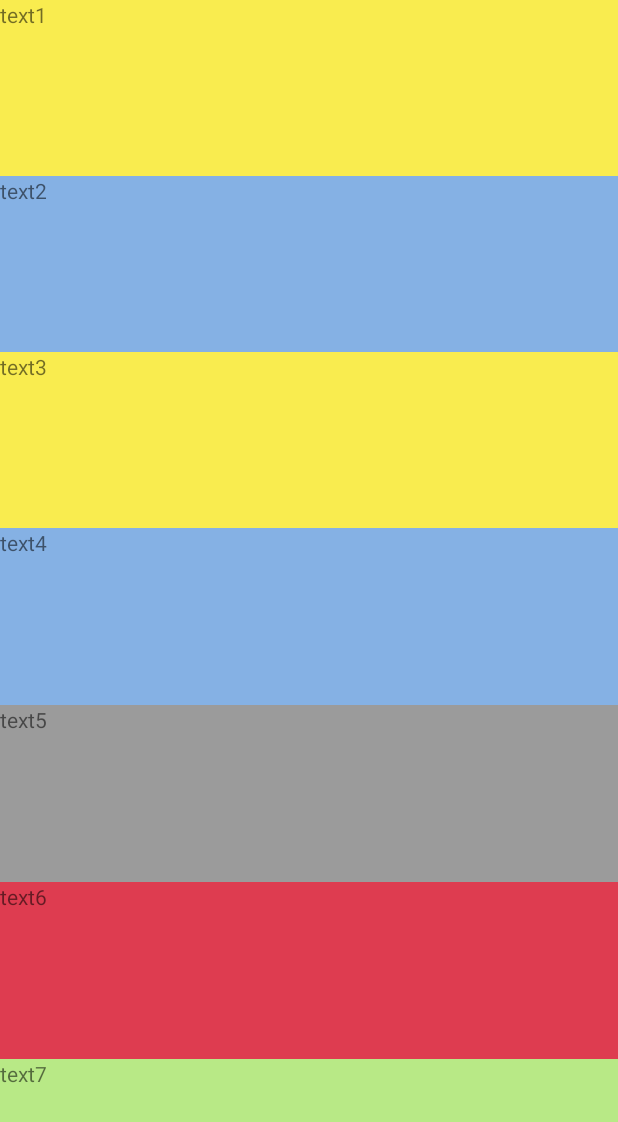
After one commit to Bbenforado/MoodTracker, an Android app: the HistoricActivity screen opened directly, with no data from a screen before it, on a phone screen of 412 x 824 dp. The commit adds this screen. Shown: the top 1122 px of the screen. Run offline under Robolectric (Android 15) with nearby library versions, the phone set to English and light mode, and no system bars.

Commit message:
-initialize the buttons in the fragment -implement onClick methods for the buttons -created the historic activity

```diff
--- a/app/src/main/AndroidManifest.xml
+++ b/app/src/main/AndroidManifest.xml
@@ -16,6 +16,7 @@
                 <category android:name="android.intent.category.LAUNCHER" />
             </intent-filter>
         </activity>
+        <activity android:name=".controller.HistoricActivity"></activity>
     </application>
 
 </manifest>
--- a/app/src/main/java/com/example/blanche/moodtracker/Fragments/FragmentPage.java
+++ b/app/src/main/java/com/example/blanche/moodtracker/Fragments/FragmentPage.java
@@ -1,16 +1,22 @@
 package com.example.blanche.moodtracker.Fragments;
 
 
+import android.content.DialogInterface;
+import android.content.Intent;
 import android.content.SharedPreferences;
 import android.os.Bundle;
 import android.support.v4.app.Fragment;
+import android.support.v7.app.AlertDialog;
 import android.view.LayoutInflater;
 import android.view.View;
 import android.view.ViewGroup;
+import android.widget.Button;
+import android.widget.EditText;
 import android.widget.ImageView;
 import android.widget.RelativeLayout;
 
 import com.example.blanche.moodtracker.R;
+import com.example.blanche.moodtracker.controller.HistoricActivity;
 
 
 /**
@@ -58,10 +64,56 @@ public class FragmentPage extends Fragment {
         int color = getArguments().getInt(KEY_COLOR, -1);
         int image = getArguments().getInt(KEY_IMAGE, -1);
 
+        initButtons(result);
+
         relativeLayout.setBackgroundColor(color);
         imageView.setImageResource(image);
 
         return result;
     }
 
+
+
+
+    //method that implements onClick methods for the buttons
+    private void initButtons(View v) {
+        Button historicButton = v.findViewById(R.id.historicButton);
+        historicButton.setOnClickListener(new View.OnClickListener() {
+            @Override
+            public void onClick(View v) {
+                //display historic activity
+                Intent historicActivity = new Intent(v.getContext(), HistoricActivity.class);
+                startActivity(historicActivity);
+            }
+        });
+
+        Button commentButton = v.findViewById(R.id.commentButton);
+        commentButton.setOnClickListener(new View.OnClickListener() {
+            @Override
+            public void onClick(View v) {
+                AlertDialog.Builder builder = new AlertDialog.Builder(v.getContext());
+                final EditText editText = new EditText(v.getContext());
+                builder.setMessage("Commentaire:")
+                        .setView(editText)
+                        .setPositiveButton("Valider", new DialogInterface.OnClickListener() {
+                            @Override
+                            public void onClick(DialogInterface dialog, int which) {
+                                //save the comment in a comment string
+
+
+                            }
+                        })
+                        .setNegativeButton("Annuler", new DialogInterface.OnClickListener() {
+                            @Override
+                            public void onClick(DialogInterface dialog, int which) {
+                                dialog.cancel();
+                            }
+                        })
+                        .create()
+                        .show();
+            }
+        });
+    }
+
+
 }
--- /dev/null
+++ b/app/src/main/java/com/example/blanche/moodtracker/controller/HistoricActivity.java
@@ -0,0 +1,15 @@
+package com.example.blanche.moodtracker.controller;
+
+import android.support.v7.app.AppCompatActivity;
+import android.os.Bundle;
+
+import com.example.blanche.moodtracker.R;
+
+public class HistoricActivity extends AppCompatActivity {
+
+    @Override
+    protected void onCreate(Bundle savedInstanceState) {
+        super.onCreate(savedInstanceState);
+        setContentView(R.layout.activity_historic);
+    }
+}
--- /dev/null
+++ b/app/src/main/res/layout/activity_historic.xml
@@ -0,0 +1,61 @@
+<?xml version="1.0" encoding="utf-8"?>
+<LinearLayout xmlns:android="http://schemas.android.com/apk/res/android"
+    xmlns:tools="http://schemas.android.com/tools"
+    android:layout_width="match_parent"
+    android:layout_height="match_parent"
+    android:orientation="vertical"
+    tools:context="com.example.blanche.moodtracker.controller.HistoricActivity">
+
+    <TextView
+        android:id="@+id/text1"
+        android:layout_width="match_parent"
+        android:layout_height="wrap_content"
+        android:layout_weight="1"
+        android:text="text1"
+        android:background="@color/banana_yellow"/>
+
+    <TextView
+        android:layout_width="match_parent"
+        android:layout_height="wrap_content"
+        android:layout_weight="1"
+        android:text="text2"
+        android:background="@color/cornflower_blue_65"/>
+
+    <TextView
+        android:layout_width="match_parent"
+        android:layout_height="wrap_content"
+        android:layout_weight="1"
+        android:text="text3"
+        android:background="@color/banana_yellow"/>
+
+    <TextView
+        android:layout_width="match_parent"
+        android:layout_height="wrap_content"
+        android:layout_weight="1"
+        android:text="text4"
+        android:background="@color/cornflower_blue_65"/>
+
+    <TextView
+        android:layout_width="match_parent"
+        android:layout_height="wrap_content"
+        android:layout_weight="1"
+        android:text="text5"
+        android:background="@color/warm_grey"/>
+
+    <TextView
+        android:layout_width="match_parent"
+        android:layout_height="wrap_content"
+        android:layout_weight="1"
+        android:text="text6"
+        android:background="@color/faded_red"/>
+
+    <TextView
+        android:layout_width="match_parent"
+        android:layout_height="wrap_content"
+        android:layout_weight="1"
+        android:text="text7"
+        android:background="@color/light_sage"/>
+
+
+
+</LinearLayout>
--- a/app/src/main/res/values/colors.xml
+++ b/app/src/main/res/values/colors.xml
@@ -12,4 +12,11 @@
         <item name="warm_grey">#ff9b9b9b</item>
         <item name="faded_red">#ffde3c50</item>
     </array>
+
+    <color name="banana_yellow">#fff9ec4f</color>
+    <color name="light_sage">#ffb8e986</color>
+    <color name="cornflower_blue_65">#a5468ad9</color>
+    <color name="warm_grey">#ff9b9b9b</color>
+    <color name="faded_red">#ffde3c50</color>
+
 </resources>
```
Also changed, not shown: app/src/main/java/com/example/blanche/moodtracker/adapters/PageAdapter.java (+12 -0 lines). Lines whose indentation alone changed are shown as unchanged.
